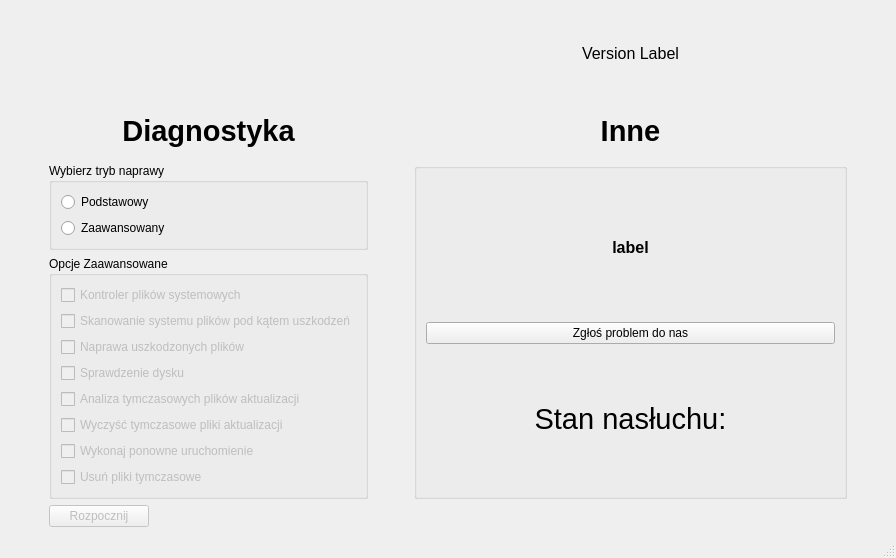
The window that Win_diagnosis_Serwer/mainwindow.ui (lukpro681/PC-Diagnostic-Center) describes before a commit, drawn with Qt 5.
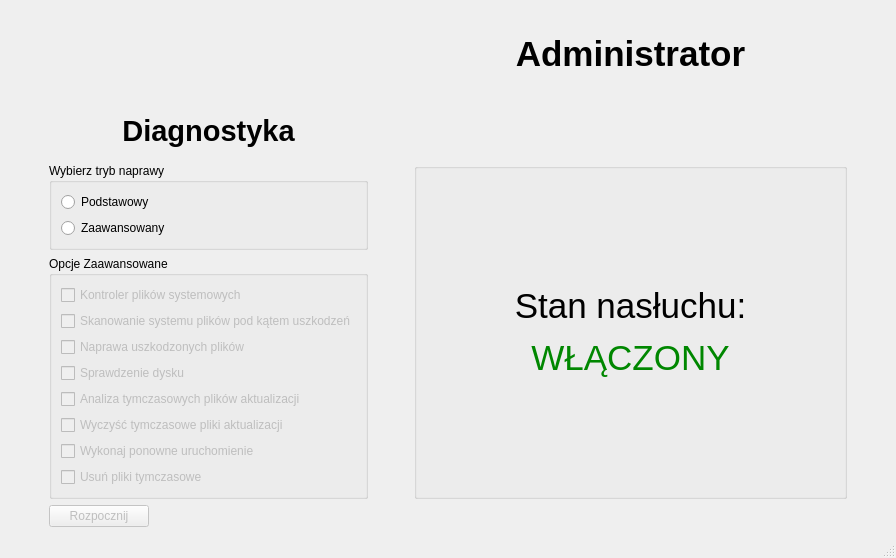
The same window after the commit. Icons and pictures are not drawn.

Commit message: Serwer zmiana 1

```diff
--- a/Win_diagnosis_Serwer/mainwindow.ui
+++ b/Win_diagnosis_Serwer/mainwindow.ui
@@ -254,23 +254,6 @@
       </layout>
      </widget>
     </item>
-    <item row="4" column="3">
-     <widget class="QLabel" name="Other_prob">
-      <property name="font">
-       <font>
-        <pointsize>22</pointsize>
-        <weight>75</weight>
-        <bold>true</bold>
-       </font>
-      </property>
-      <property name="text">
-       <string>Inne</string>
-      </property>
-      <property name="alignment">
-       <set>Qt::AlignCenter</set>
-      </property>
-     </widget>
-    </item>
     <item row="5" column="4">
      <spacer name="horizontalSpacer_2">
       <property name="orientation">
@@ -293,40 +276,7 @@
        <string/>
       </property>
       <layout class="QGridLayout" name="gridLayout_4">
-       <item row="1" column="0">
-        <widget class="QPushButton" name="report_prob">
-         <property name="enabled">
-          <bool>true</bool>
-         </property>
-         <property name="text">
-          <string>Zgłoś problem do nas</string>
-         </property>
-        </widget>
-       </item>
        <item row="0" column="0">
-        <widget class="QLabel" name="label_2">
-         <property name="font">
-          <font>
-           <pointsize>12</pointsize>
-           <weight>75</weight>
-           <bold>true</bold>
-          </font>
-         </property>
-         <property name="styleSheet">
-          <string notr="true"/>
-         </property>
-         <property name="text">
-          <string>label</string>
-         </property>
-         <property name="alignment">
-          <set>Qt::AlignCenter</set>
-         </property>
-         <property name="wordWrap">
-          <bool>true</bool>
-         </property>
-        </widget>
-       </item>
-       <item row="2" column="0">
         <widget class="QLabel" name="nasluchCheck">
          <property name="font">
           <font>
@@ -334,7 +284,7 @@
           </font>
          </property>
          <property name="text">
-          <string>Stan nasłuchu:</string>
+          <string>&lt;html&gt;&lt;head/&gt;&lt;body&gt;&lt;p&gt;&lt;span style=&quot; font-size:26pt;&quot;&gt;Stan nasłuchu:&lt;/span&gt;&lt;/p&gt;&lt;p&gt;&lt;span style=&quot; font-size:26pt; color:#008700;&quot;&gt;WŁĄCZONY&lt;/span&gt;&lt;/p&gt;&lt;/body&gt;&lt;/html&gt;</string>
          </property>
          <property name="alignment">
           <set>Qt::AlignCenter</set>
@@ -393,7 +343,7 @@
        </font>
       </property>
       <property name="text">
-       <string>&lt;html&gt;&lt;head/&gt;&lt;body&gt;&lt;p&gt;Version Label&lt;/p&gt;&lt;/body&gt;&lt;/html&gt;</string>
+       <string>&lt;html&gt;&lt;head/&gt;&lt;body&gt;&lt;p&gt;&lt;span style=&quot; font-size:26pt; font-weight:600;&quot;&gt;Administrator&lt;/span&gt;&lt;/p&gt;&lt;/body&gt;&lt;/html&gt;</string>
       </property>
       <property name="scaledContents">
        <bool>false</bool>
```
The commit also changes 2 other files.
